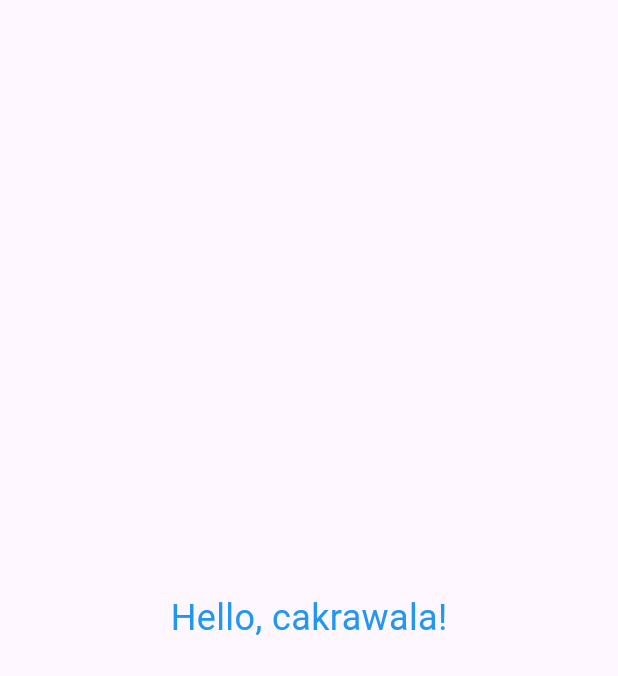
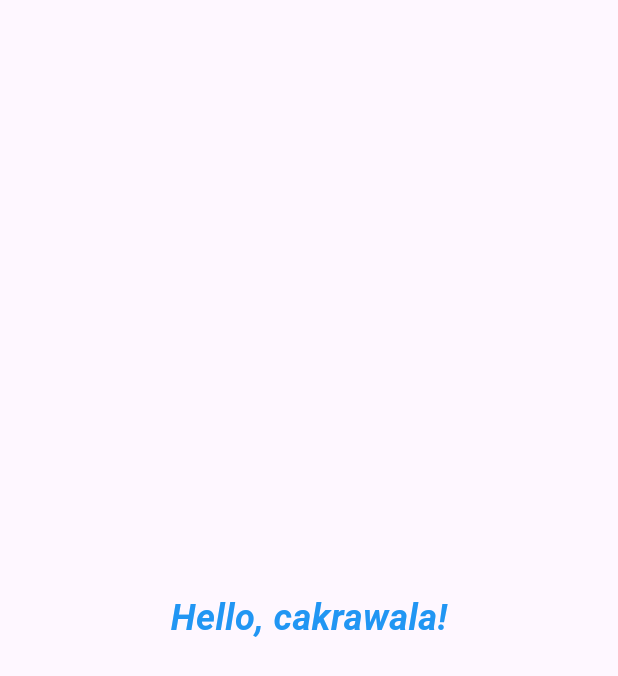
Before and after one commit to mfthluum/StartFlutterLatihan, a Flutter app: the screen it shows after launch, on a phone screen of 412 x 824 dp. Shown: the top 676 px of the screen. Run offline on Flutter 3.47's test engine with Material 3 defaults, Android fonts, the phone set to English and light mode, and no system bars.

Commit message:
Atur ketebalan dan kemiringan teks

```diff
--- a/lib/main.dart
+++ b/lib/main.dart
@@ -20,6 +20,8 @@ class MyApp extends StatelessWidget {
   style: const TextStyle(
     fontSize: 24,
     color: Colors.blue,
+    fontWeight: FontWeight.bold,
+    fontStyle: FontStyle.italic,
   ),
 ),
         ),
```
Lines whose indentation alone changed are shown as unchanged.
